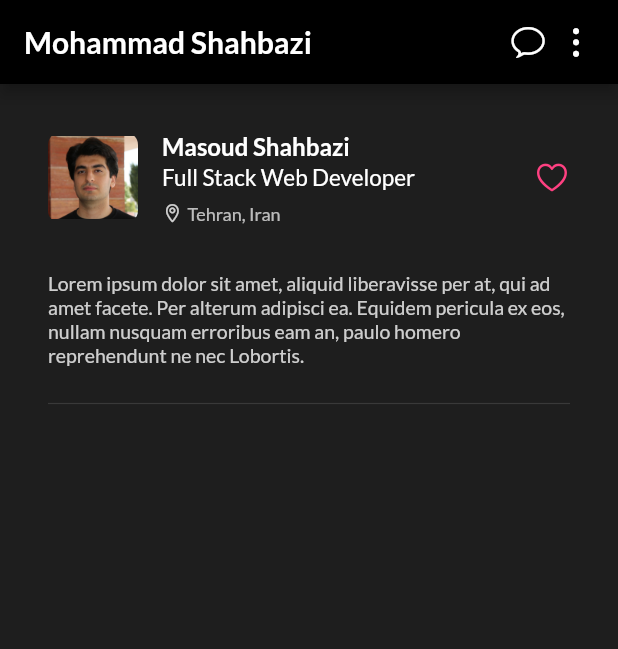
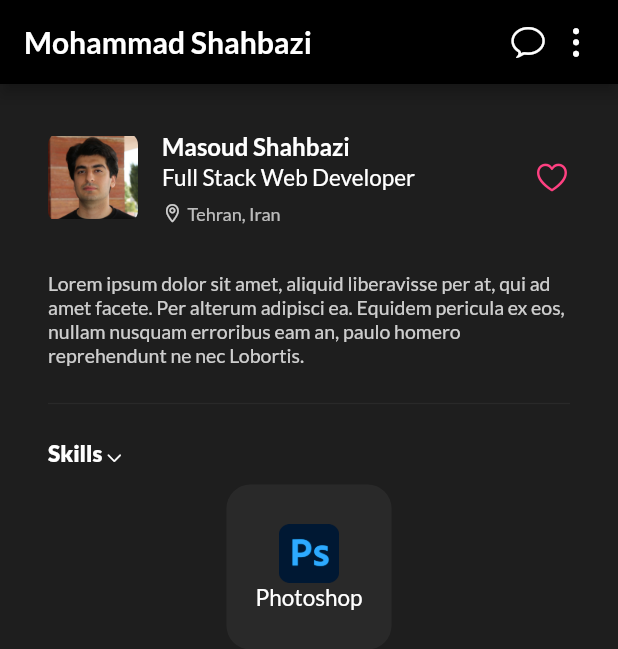
Before and after one commit to mohash25/profile, a Flutter app: the screen it shows after launch, on a phone screen of 412 x 824 dp. Shown: the top 649 px of the screen. Run offline on Flutter 3.47's test engine with Material 2 defaults, Android fonts, the phone set to English and light mode, and no system bars.

Commit message:
added skills section

```diff
--- a/lib/main.dart
+++ b/lib/main.dart
@@ -10,6 +10,7 @@ class MyApp extends StatelessWidget {
   // This widget is the root of your application.
   @override
   Widget build(BuildContext context) {
+    Color surfaceColor = const Color(0x0dffffff);
     return MaterialApp(
       title: 'Flutter Demo',
       theme: ThemeData(
@@ -37,7 +38,7 @@ class MyApp extends StatelessWidget {
         ),
         primarySwatch: Colors.blue,
         primaryColor: Colors.pinkAccent,
-        dividerTheme: DividerThemeData(thickness: 0.75,indent: 32,endIndent: 32)
+        dividerTheme: DividerThemeData(thickness: 0.75,indent: 32,endIndent: 32,color: surfaceColor)
       ),
       home: MyHomePage(),
     );
@@ -59,6 +60,7 @@ class MyHomePage extends StatelessWidget {
           ],
         ),
         body: Column(
+          crossAxisAlignment: CrossAxisAlignment.start,
           children: [
             Padding(
               padding: const EdgeInsets.all(32),
@@ -100,7 +102,39 @@ class MyHomePage extends StatelessWidget {
               padding: const EdgeInsets.fromLTRB(32, 0, 32, 16),
               child:  Text("Lorem ipsum dolor sit amet, aliquid liberavisse per at, qui ad amet facete. Per alterum adipisci ea. Equidem pericula ex eos, nullam nusquam erroribus eam an, paulo homero reprehendunt ne nec Lobortis.", style: Theme.of(context).textTheme.bodyText1,),
             ),
-            Divider()
+            Divider(),
+            Padding(
+              padding: const EdgeInsets.fromLTRB(32, 16, 32, 12),
+              child: Row(
+                crossAxisAlignment: CrossAxisAlignment.end,
+                children: [
+                  Text("Skills",style: Theme.of(context).textTheme.bodyText2!.copyWith(fontWeight: FontWeight.w900),),
+                  SizedBox(width: 2,),
+                  Icon(CupertinoIcons.chevron_down,size: 12,)
+                ],
+              ),
+            ),
+            Center(
+              child: Wrap(
+                direction: Axis.horizontal,
+                spacing: 8,
+                runSpacing: 8,
+                children: [
+                  Container(
+                    decoration: BoxDecoration(color: Theme.of(context).dividerTheme.color,borderRadius: BorderRadius.circular(16)),
+                    width: 110,
+                    height: 110,
+                    child: Column(
+                      mainAxisAlignment: MainAxisAlignment.center,
+                      children: [
+                        Image.asset("assets/images/Adobe_Photoshop.png",width: 40,height: 40,),
+                        Text("Photoshop")
+                      ],
+                    ),
+                  ),
+                ],
+              ),
+            )
           ],
         ));
   }
```
Also changed, not shown: assets/images/Adobe_After_Effects.png (added), assets/images/Adobe_Illustrator.png (added), assets/images/Adobe_Photoshop.png (added), assets/images/Adobe_Photoshop_Lightroom.png (added), assets/images/Adobe_XD.png (added).
